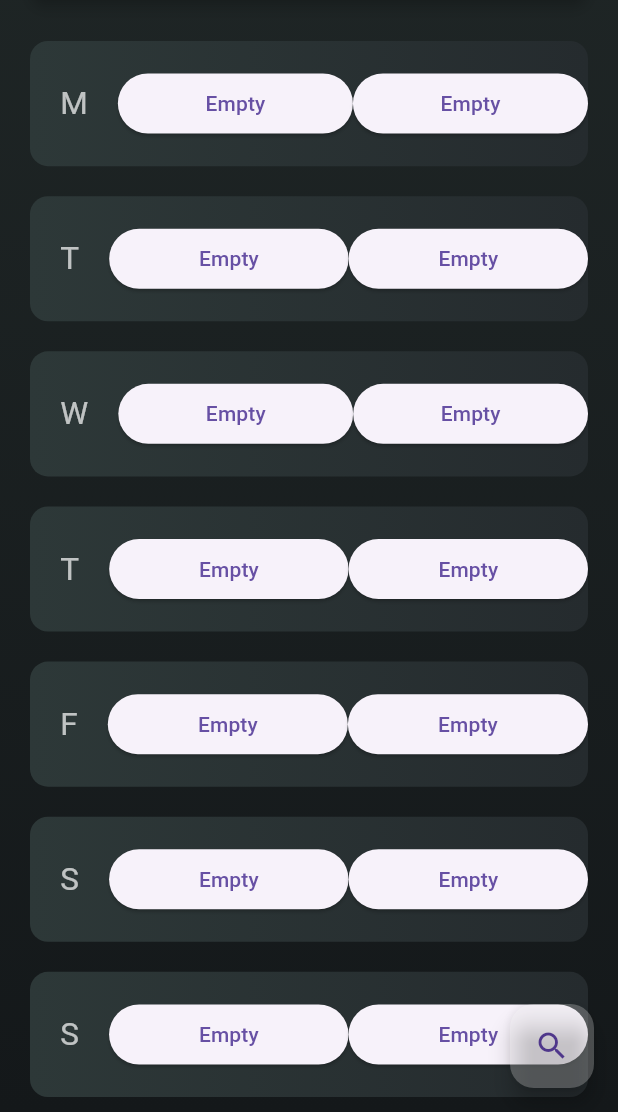
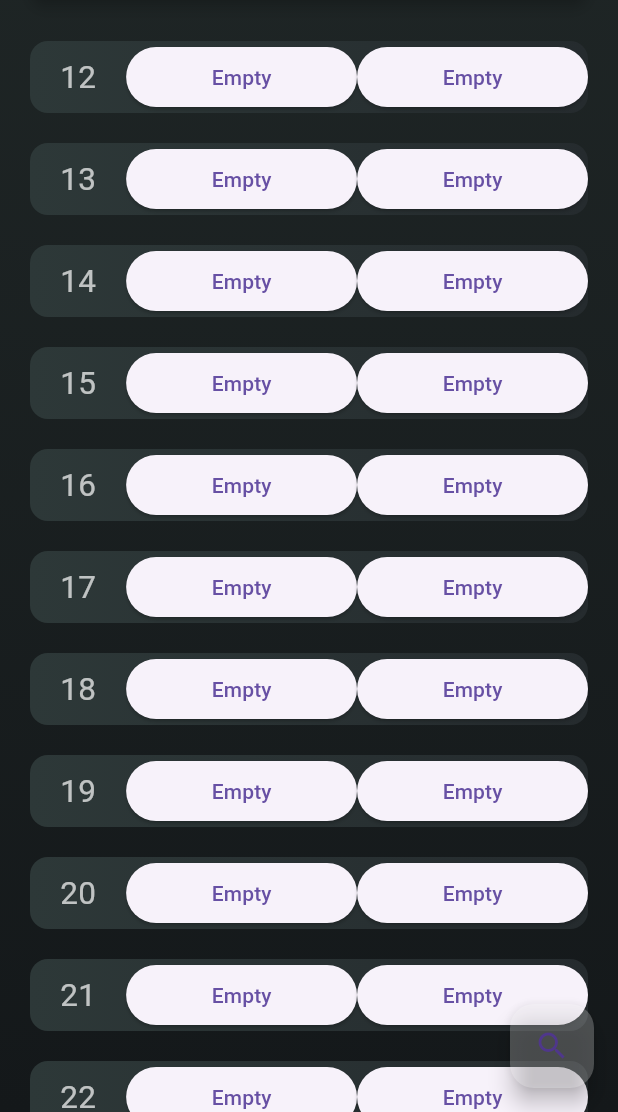
Before and after one commit to 3enedict/limelight, a Flutter app: the RecipesPage screen opened directly, after a tap on "Pasta and tomato sauce", on a phone screen of 412 x 824 dp, the part 124-1236 px from its top. Run offline on Flutter 3.47's test engine with Material 2 defaults, Android fonts, the phone set to English and light mode, and no system bars; our stand-ins replace fluttericon, google_fonts; statements that could not run were skipped.

Commit message:
Moved to listview with actual dates for calendar

```diff
--- a/lib/widgets/calendar.dart
+++ b/lib/widgets/calendar.dart
@@ -9,37 +9,13 @@ class Calendar extends StatelessWidget {
 
   @override
   Widget build(BuildContext context) {
-    return PageView(
-      controller: PageController(
-        initialPage: 2,
-      ),
-      scrollDirection: Axis.vertical,
-      children: [
-        CalendarPage(recipe: recipe),
-        CalendarPage(recipe: recipe),
-        CalendarPage(recipe: recipe),
-        CalendarPage(recipe: recipe),
-      ],
-    );
-  }
-}
-
-class CalendarPage extends StatelessWidget {
-  final RecipeData recipe;
-  const CalendarPage({super.key, required this.recipe});
-
-  @override
-  Widget build(BuildContext context) {
-    return Column(
-      children: [
-        Day(day: 'M', recipe: recipe),
-        Day(day: 'T', recipe: recipe),
-        Day(day: 'W', recipe: recipe),
-        Day(day: 'T', recipe: recipe),
-        Day(day: 'F', recipe: recipe),
-        Day(day: 'S', recipe: recipe),
-        Day(day: 'S', recipe: recipe),
-      ],
+    final DateTime time = DateTime.now();
+    return ListView.builder(
+      itemCount: 30 * 4,
+      itemBuilder: (BuildContext context, int index) {
+        final int date = time.add(Duration(hours: 24 * index)).day;
+        return Day(day: "$date", recipe: recipe);
+      },
     );
   }
 }
@@ -51,8 +27,7 @@ class Day extends StatelessWidget {
 
   @override
   Widget build(BuildContext context) {
-    return Expanded(
-      child: Container(
+    return Container(
       decoration: BoxDecoration(
         borderRadius: BorderRadius.circular(12),
         gradient: LinearGradient(
@@ -91,7 +66,6 @@ class Day extends StatelessWidget {
           ),
         ],
       ),
-      ),
     );
   }
 }
```
Lines whose indentation alone changed are shown as unchanged.
